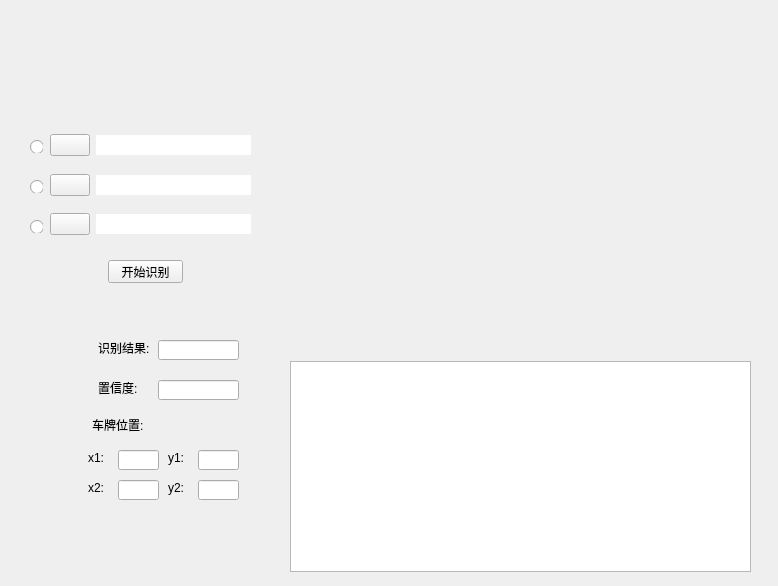
Above: UI/LicensePlate.ui from niceboy086/license-plate-recognition before the change. Below: the same form after it.
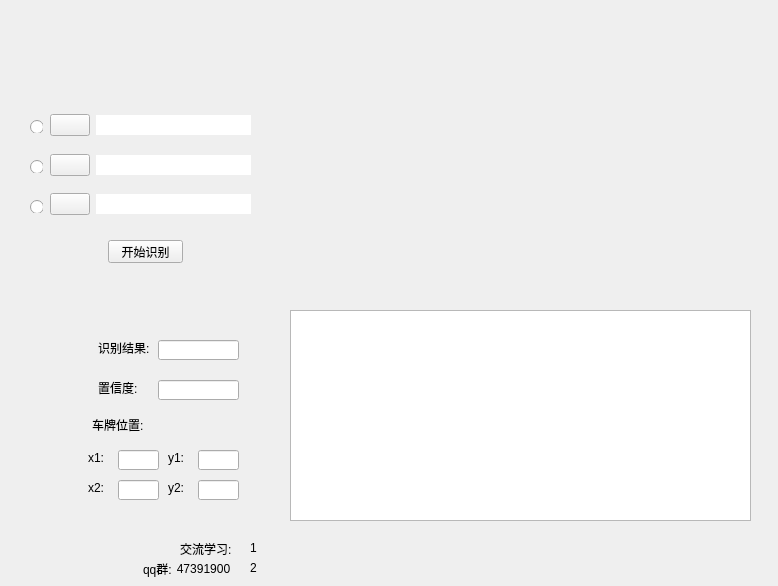
That is the form after the change. Icons and pictures are not drawn. Custom widgets are drawn as their Qt base class.

What changed in the file:
```diff
--- a/UI/LicensePlate.ui
+++ b/UI/LicensePlate.ui
@@ -18,7 +18,7 @@
     <property name="geometry">
      <rect>
       <x>50</x>
-      <y>209</y>
+      <y>189</y>
       <width>201</width>
       <height>31</height>
      </rect>
@@ -48,7 +48,7 @@
     <property name="geometry">
      <rect>
       <x>108</x>
-      <y>260</y>
+      <y>240</y>
       <width>75</width>
       <height>23</height>
      </rect>
@@ -153,7 +153,7 @@
     <property name="geometry">
      <rect>
       <x>290</x>
-      <y>70</y>
+      <y>19</y>
       <width>461</width>
       <height>281</height>
      </rect>
@@ -163,7 +163,7 @@
     <property name="geometry">
      <rect>
       <x>290</x>
-      <y>361</y>
+      <y>310</y>
       <width>461</width>
       <height>211</height>
      </rect>
@@ -280,7 +280,7 @@
     <property name="geometry">
      <rect>
       <x>50</x>
-      <y>170</y>
+      <y>150</y>
       <width>201</width>
       <height>31</height>
      </rect>
@@ -310,7 +310,7 @@
     <property name="geometry">
      <rect>
       <x>30</x>
-      <y>220</y>
+      <y>200</y>
       <width>13</width>
       <height>13</height>
      </rect>
@@ -326,7 +326,7 @@
     <property name="geometry">
      <rect>
       <x>30</x>
-      <y>180</y>
+      <y>160</y>
       <width>13</width>
       <height>13</height>
      </rect>
@@ -342,7 +342,7 @@
     <property name="geometry">
      <rect>
       <x>30</x>
-      <y>140</y>
+      <y>120</y>
       <width>13</width>
       <height>13</height>
      </rect>
@@ -358,7 +358,7 @@
     <property name="geometry">
      <rect>
       <x>50</x>
-      <y>130</y>
+      <y>110</y>
       <width>201</width>
       <height>31</height>
      </rect>
@@ -384,6 +384,74 @@
      </item>
     </layout>
    </widget>
+   <widget class="QLabel" name="label_11">
+    <property name="geometry">
+     <rect>
+      <x>250</x>
+      <y>540</y>
+      <width>391</width>
+      <height>16</height>
+     </rect>
+    </property>
+    <property name="text">
+     <string>1</string>
+    </property>
+   </widget>
+   <widget class="QLabel" name="label_12">
+    <property name="geometry">
+     <rect>
+      <x>180</x>
+      <y>539</y>
+      <width>54</width>
+      <height>20</height>
+     </rect>
+    </property>
+    <property name="text">
+     <string>交流学习:</string>
+    </property>
+   </widget>
+   <widget class="QLabel" name="label_13">
+    <property name="geometry">
+     <rect>
+      <x>250</x>
+      <y>560</y>
+      <width>391</width>
+      <height>16</height>
+     </rect>
+    </property>
+    <property name="text">
+     <string>2</string>
+    </property>
+   </widget>
+   <widget class="QLabel" name="label_14">
+    <property name="geometry">
+     <rect>
+      <x>173</x>
+      <y>559</y>
+      <width>61</width>
+      <height>20</height>
+     </rect>
+    </property>
+    <property name="text">
+     <string>47391900</string>
+    </property>
+    <property name="alignment">
+     <set>Qt::AlignCenter</set>
+    </property>
+   </widget>
+   <widget class="QLabel" name="label_15">
+    <property name="geometry">
+     <rect>
+      <x>143</x>
+      <y>559</y>
+      <width>31</width>
+      <height>20</height>
+     </rect>
+    </property>
+    <property name="text">
+     <string>qq群:</string>
+    </property>
+   </widget>
   </widget>
  </widget>
  <customwidgets>
```
Left out of the diff: 2 changed lines with no effect on the pictures.
